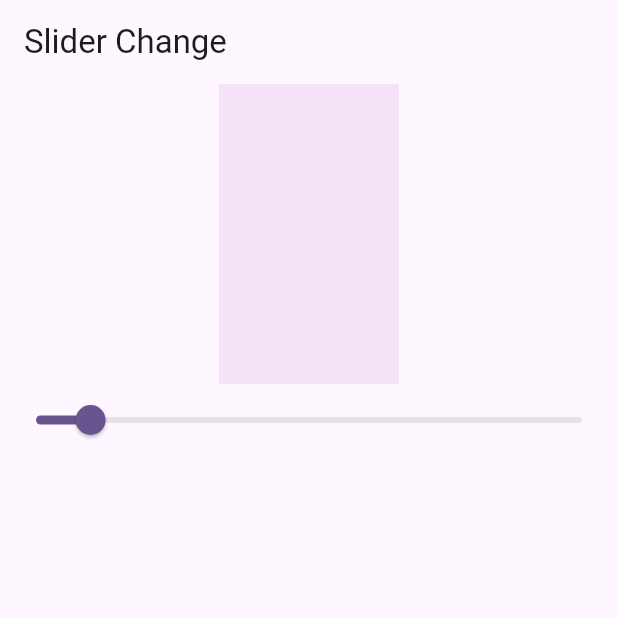
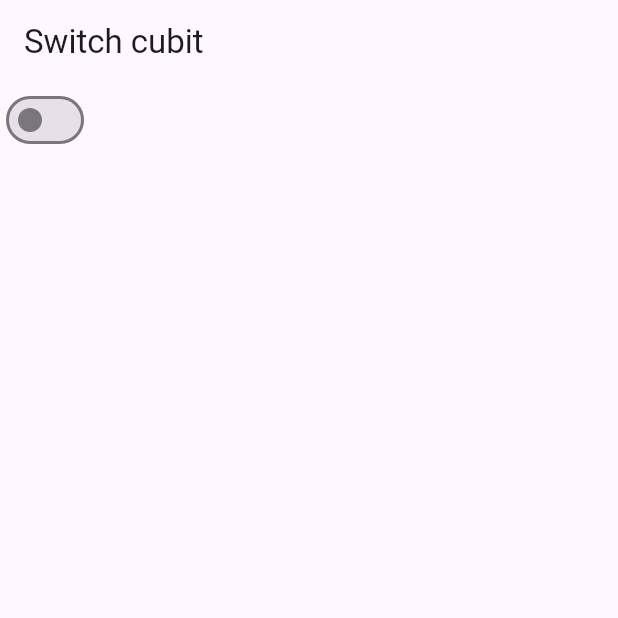
Before and after one commit to MuhammadRahman2/Flutter-learning, a Flutter app: the screen it shows after launch, on a phone screen of 412 x 824 dp, the top half of it. Run offline on Flutter 3.47's test engine with Material 3 defaults, Android fonts, the phone set to English and light mode, and no system bars; our stand-ins replace bloc, flutter_bloc.

Commit message:
switch value change

```diff
--- a/lib/main.dart
+++ b/lib/main.dart
@@ -3,6 +3,8 @@ import 'package:flutter_bloc/flutter_bloc.dart';
 import 'package:flutter_learning/counter_cubit_one/cubit/counter_cubit.dart';
 import 'package:flutter_learning/slider_cubit_two/slider_cubit.dart';
 import 'package:flutter_learning/slider_cubit_two/slider_cubit_view.dart';
+import 'package:flutter_learning/switch_change_cubit/switch_cubit.dart';
+import 'package:flutter_learning/switch_change_cubit/switch_cubit_view.dart';
 
 void main() async {
   WidgetsFlutterBinding.ensureInitialized();
@@ -19,6 +21,7 @@ class MyApp extends StatelessWidget {
       providers: [
         BlocProvider(create: (context) => CounterCubit(),),
         BlocProvider(create: (context) =>  SliderCubit(),),
+        BlocProvider(create: (context) => SwitchCubit(),)
       ],
       child: MaterialApp(
         title: 'Flutter Demo',
@@ -26,7 +29,8 @@ class MyApp extends StatelessWidget {
           colorScheme: ColorScheme.fromSeed(seedColor: Colors.deepPurple),
           useMaterial3: true,
         ),
-        home: SliderCubitView(),
+        home: SwitchCubitView(),
+        // SliderCubitView(),
         // CounterScreen(),
       ),
     );
--- /dev/null
+++ b/lib/switch_change_cubit/switch_cubit.dart
@@ -0,0 +1,10 @@
+import 'package:flutter_bloc/flutter_bloc.dart';
+
+class SwitchCubit extends Cubit<bool>{
+  SwitchCubit():super(false);
+
+  void changeSwitchValue(){
+    emit(!state);
+  }
+
+}
--- /dev/null
+++ b/lib/switch_change_cubit/switch_cubit_view.dart
@@ -0,0 +1,32 @@
+
+import 'package:flutter/material.dart';
+import 'package:flutter_bloc/flutter_bloc.dart';
+import 'package:flutter_learning/switch_change_cubit/switch_cubit.dart';
+
+class SwitchCubitView extends StatefulWidget {
+   SwitchCubitView({super.key});
+
+  @override
+  State<SwitchCubitView> createState() => _SwitchCubitViewState();
+}
+
+class _SwitchCubitViewState extends State<SwitchCubitView> {
+  bool isSwitchValue = false;
+
+  @override
+  Widget build(BuildContext context) {
+    return Scaffold(
+      appBar:AppBar(title:  const Text('Switch cubit'),),
+      body: Column(
+        children: [
+          BlocBuilder<SwitchCubit,bool>(
+            builder: (context, state) {
+            return Switch(value: state , onChanged: (value) => context.read<SwitchCubit>().changeSwitchValue() );
+          },
+          )
+
+      ],
+      )
+    );
+  }
+}
```
